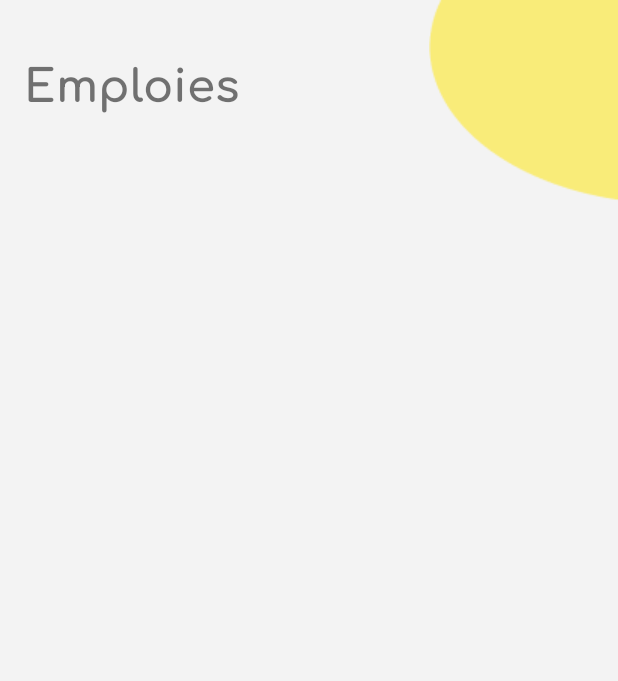
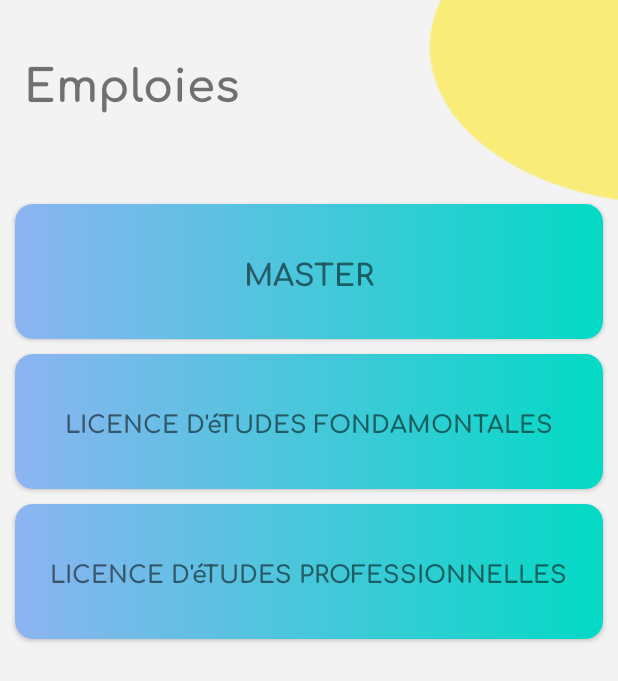
Before and after one commit to HassanELMALLOUKY/FPBM_App, an Android app: the layout fragment_emploi.xml on its own in the app's theme, with its tools: preview values and no code run, on a phone screen of 412 x 824 dp. Shown: the top 681 px of the screen. Run offline under Robolectric (Android 15) with nearby library versions, the phone set to English and light mode, and no system bars.

Commit message:
last comit 3

```diff
--- a/app/src/main/AndroidManifest.xml
+++ b/app/src/main/AndroidManifest.xml
@@ -11,6 +11,9 @@
         android:roundIcon="@mipmap/ic_launcher_round"
         android:supportsRtl="true"
         android:theme="@style/Theme.FPBM">
+        <activity
+            android:name=".EmploiActivity"
+            android:exported="true" />
         <activity
             android:name=".SingInActivity"
             android:exported="true" />
--- a/app/src/main/java/com/example/fpbm/NotesFragment.java
+++ b/app/src/main/java/com/example/fpbm/NotesFragment.java
@@ -85,6 +85,8 @@ public class NotesFragment extends Fragment {
                         String note3 = String.valueOf(dataSnapshot.child("Model3").child("note").getValue());
                         String name3 = String.valueOf(dataSnapshot.child("Model3").child("name").getValue());
 
+                        String semester = String.valueOf(dataSnapshot.child("sName").getValue());
+
 
 
 
@@ -94,7 +96,7 @@ public class NotesFragment extends Fragment {
                         notesHolderView.model2Name.setText(name2);
                         notesHolderView.model3Note.setText(note3);
                         notesHolderView.model3Name.setText(name3);
-                        notesHolderView.semester.setText(listPostKey);
+                        notesHolderView.semester.setText(semester);
 
 
                     }
--- /dev/null
+++ b/app/src/main/res/drawable/bg_card_background.xml
@@ -0,0 +1,13 @@
+<?xml version="1.0" encoding="utf-8"?>
+<shape xmlns:android="http://schemas.android.com/apk/res/android" android:shape="rectangle">
+    <corners android:radius="10dp"/>
+
+    <gradient
+        android:type="linear"
+        android:angle="0"
+        android:startColor="@color/butdef"
+        android:endColor="@color/teal_200">
+
+    </gradient>
+
+</shape>
--- a/app/src/main/res/layout/fragment_emploi.xml
+++ b/app/src/main/res/layout/fragment_emploi.xml
@@ -7,7 +7,7 @@
     android:background="#F3F3F3"
     tools:context=".EmploiFragment">
 
-    <!-- TODO: Update blank fragment layout -->
+
     <ImageView
         android:id="@+id/imageView5"
         android:layout_width="wrap_content"
@@ -43,4 +43,96 @@
         app:layout_constraintStart_toStartOf="parent"
         app:layout_constraintTop_toTopOf="parent" />
 
+    <androidx.cardview.widget.CardView
+        android:id="@+id/cardMaster"
+        android:layout_width="match_parent"
+        android:layout_height="90dp"
+        app:cardCornerRadius="12dp"
+        android:layout_marginStart="10dp"
+        android:layout_marginEnd="10dp"
+        app:layout_constraintTop_toBottomOf="@+id/imageView5">
+
+        <LinearLayout
+            android:layout_width="match_parent"
+            android:layout_height="match_parent"
+            android:background="@drawable/bg_card_background"
+            android:orientation="horizontal"
+            android:gravity="center">
+
+            <TextView
+                android:layout_width="wrap_content"
+                android:layout_height="wrap_content"
+                android:text="MASTER"
+                android:textStyle="bold"
+                android:fontFamily="@font/combd"
+                android:textSize="20sp"/>
+
+        </LinearLayout>
+
+    </androidx.cardview.widget.CardView>
+
+    <androidx.cardview.widget.CardView
+        android:id="@+id/cardLF"
+        android:layout_width="match_parent"
+        android:layout_height="90dp"
+        app:cardCornerRadius="12dp"
+        android:layout_marginStart="10dp"
+        android:layout_marginTop="10dp"
+        android:layout_marginEnd="10dp"
+        app:layout_constraintTop_toBottomOf="@+id/cardMaster">
+
+        <LinearLayout
+            android:layout_width="match_parent"
+            android:layout_height="match_parent"
+            android:background="@drawable/bg_card_background"
+            android:orientation="horizontal"
+            android:gravity="center">
+
+            <TextView
+                android:layout_width="wrap_content"
+                android:layout_height="wrap_content"
+                android:text="LICENCE D'éTUDES FONDAMONTALES"
+                android:textStyle="bold"
+                android:fontFamily="@font/combd"
+                android:textSize="16sp"/>
+
+        </LinearLayout>
+
+    </androidx.cardview.widget.CardView>
+
+    <androidx.cardview.widget.CardView
+        android:id="@+id/cardLP"
+        android:layout_width="match_parent"
+        android:layout_height="90dp"
+        app:cardCornerRadius="12dp"
+        android:layout_marginStart="10dp"
+        android:layout_marginTop="10dp"
+        android:layout_marginEnd="10dp"
+        app:layout_constraintTop_toBottomOf="@+id/cardLF">
+
+        <LinearLayout
+            android:layout_width="match_parent"
+            android:layout_height="match_parent"
+            android:background="@drawable/bg_card_background"
+            android:orientation="horizontal"
+            android:gravity="center">
+
+            <TextView
+                android:layout_width="wrap_content"
+                android:layout_height="wrap_content"
+                android:text="LICENCE D'éTUDES PROFESSIONNELLES"
+                android:textStyle="bold"
+                android:fontFamily="@font/combd"
+                android:textSize="16sp"/>
+
+        </LinearLayout>
+
+    </androidx.cardview.widget.CardView>
+
+
+
+
+
+
+
 </androidx.constraintlayout.widget.ConstraintLayout>
```
Also changed, not shown: app/src/main/java/com/example/fpbm/EmploiActivity.java (added, +21 -0 lines), app/src/main/java/com/example/fpbm/EmploiFragment.java (+40 -4 lines), app/src/main/res/layout/activity_emploi.xml (added, +9 -0 lines).
